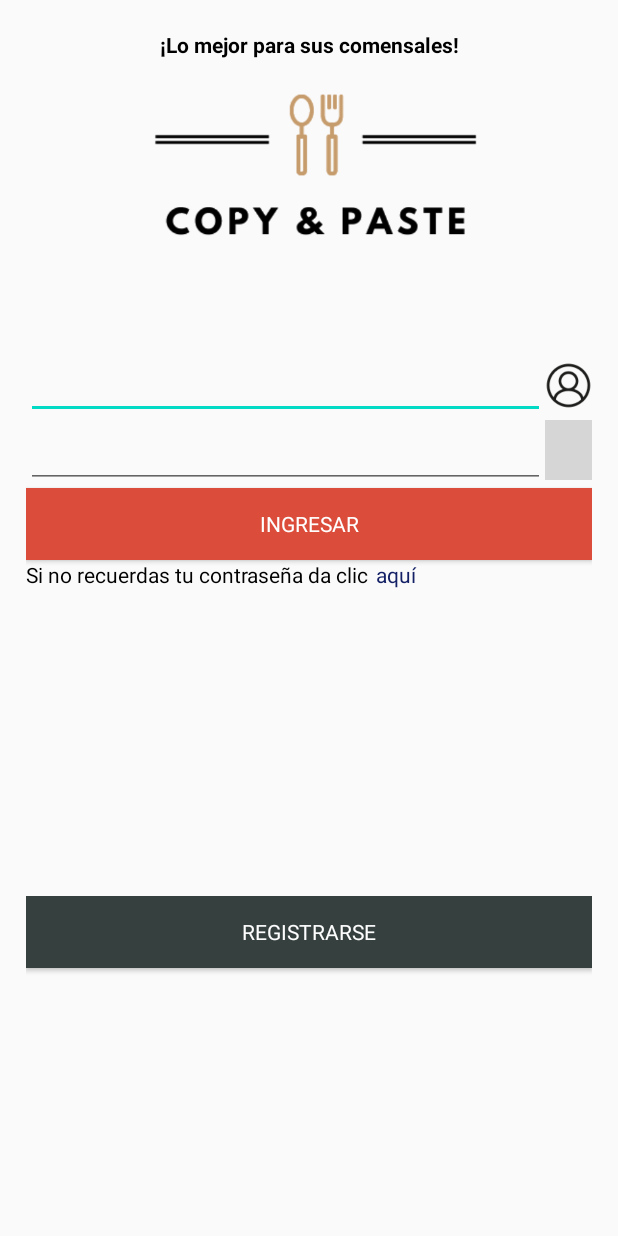
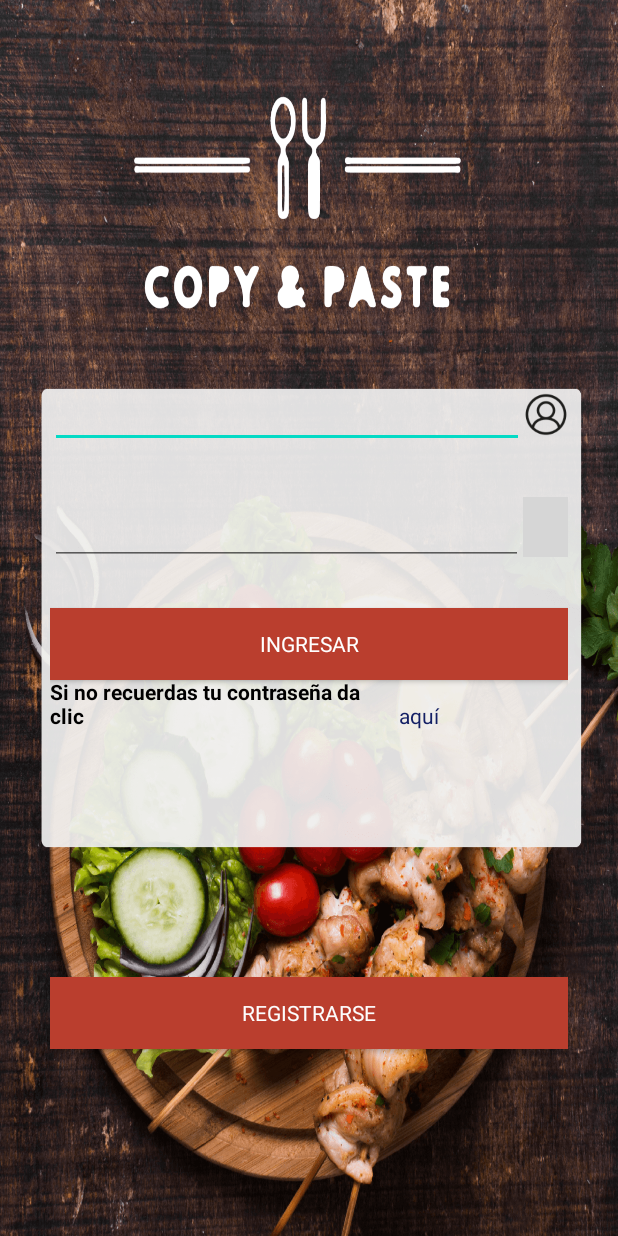
Before and after one commit to francocabanillas/copypasteapp, an Android app: the screen it shows after launch (LoginActivity), on a phone screen of 412 x 824 dp. Run offline under Robolectric (Android 15) with nearby library versions, the phone set to English and light mode, and no system bars; Roboto replaces fonts that are not available here; grey boxes are pictures that could not be loaded.

Commit message:
Cambio de diseño

```diff
--- a/app/src/main/res/layout/activity_login.xml
+++ b/app/src/main/res/layout/activity_login.xml
@@ -4,49 +4,35 @@
     xmlns:tools="http://schemas.android.com/tools"
     android:layout_width="match_parent"
     android:layout_height="match_parent"
+    android:background="@drawable/fondov2"
     android:gravity="center|center_horizontal|top"
     android:orientation="vertical"
     tools:context=".ui.LoginActivity">
 
     <LinearLayout
-        android:layout_width="377dp"
+        android:layout_width="345dp"
         android:layout_height="match_parent"
         android:orientation="vertical">
 
         <LinearLayout
             android:layout_width="match_parent"
-            android:layout_height="577dp"
+            android:layout_height="631dp"
             android:layout_marginTop="20dp"
             android:orientation="vertical">
 
-            <TextView
-                android:id="@+id/textView"
-                android:layout_width="match_parent"
-                android:layout_height="wrap_content"
-                android:gravity="center"
-                android:text="¡Lo mejor para sus comensales!"
-                android:textColor="#000000"
-                android:textStyle="bold" />
-
-            <ImageView
-                android:id="@+id/imageView"
-                android:layout_width="match_parent"
-                android:layout_height="135dp"
-                app:srcCompat="@drawable/logo" />
-
             <LinearLayout
                 android:layout_width="match_parent"
-                android:layout_height="59dp"
+                android:layout_height="233dp"
                 android:orientation="horizontal"></LinearLayout>
 
             <LinearLayout
                 android:layout_width="match_parent"
-                android:layout_height="wrap_content"
+                android:layout_height="78dp"
                 android:orientation="horizontal">
 
                 <EditText
                     android:id="@+id/editTextTextPersonName"
-                    android:layout_width="346dp"
+                    android:layout_width="316dp"
                     android:layout_height="wrap_content"
                     android:ems="10"
                     android:fontFamily="@font/roboto_light"
@@ -63,12 +49,12 @@
 
             <LinearLayout
                 android:layout_width="match_parent"
-                android:layout_height="wrap_content"
+                android:layout_height="74dp"
                 android:orientation="horizontal">
 
                 <EditText
                     android:id="@+id/editTextTextPassword"
-                    android:layout_width="346dp"
+                    android:layout_width="315dp"
                     android:layout_height="wrap_content"
                     android:ems="10"
                     android:fontFamily="@font/roboto_light"
@@ -87,7 +73,7 @@
                 android:id="@+id/button3"
                 android:layout_width="match_parent"
                 android:layout_height="wrap_content"
-                android:background="#DC4C3A"
+                android:background="@color/colorBotonV2"
                 android:fontFamily="@font/roboto_bold"
                 android:onClick="ingresar"
                 android:text="Ingresar"
@@ -95,24 +81,27 @@
 
             <LinearLayout
                 android:layout_width="match_parent"
-                android:layout_height="wrap_content"
+                android:layout_height="33dp"
                 android:orientation="horizontal">
 
                 <TextView
                     android:id="@+id/textView2"
-                    android:layout_width="116dp"
-                    android:layout_height="wrap_content"
+                    android:layout_width="147dp"
+                    android:layout_height="match_parent"
                     android:layout_weight="1"
                     android:fontFamily="@font/roboto_light"
+                    android:gravity="bottom"
                     android:text="Si no recuerdas tu contraseña da clic "
-                    android:textColor="#000000" />
+                    android:textColor="#000000"
+                    android:textStyle="bold" />
 
                 <TextView
                     android:id="@+id/textView3"
                     android:layout_width="wrap_content"
-                    android:layout_height="wrap_content"
+                    android:layout_height="match_parent"
                     android:layout_weight="1"
                     android:fontFamily="@font/roboto_bold"
+                    android:gravity="bottom"
                     android:linksClickable="true"
                     android:onClick="restablecer"
                     android:text="aquí"
@@ -131,7 +120,7 @@
                 android:id="@+id/button2"
                 android:layout_width="match_parent"
                 android:layout_height="wrap_content"
-                android:background="#35403F"
+                android:background="@color/colorBotonV2"
                 android:fontFamily="@font/roboto_bold"
                 android:onClick="registrar"
                 android:text="Registrarse"
--- a/app/src/main/res/values/colors.xml
+++ b/app/src/main/res/values/colors.xml
@@ -3,4 +3,6 @@
     <color name="colorPrimary">#6200EE</color>
     <color name="colorPrimaryDark">#3700B3</color>
     <color name="colorAccent">#03DAC5</color>
+    <color name="colorBotonV2">#BA3E2E</color>
+    <color name="colorWhiteV2">#F1EAEA</color>
 </resources>
```
Also changed, not shown: app/src/main/res/layout/activity_main.xml (+5 -5 lines), app/src/main/res/layout/activity_register.xml (+5 -19 lines), app/src/main/res/layout/activity_resetpassword.xml (+4 -17 lines), app/src/main/res/drawable/fondov2.png (added), app/src/main/res/drawable/logov2.png (added), 2 other files.
